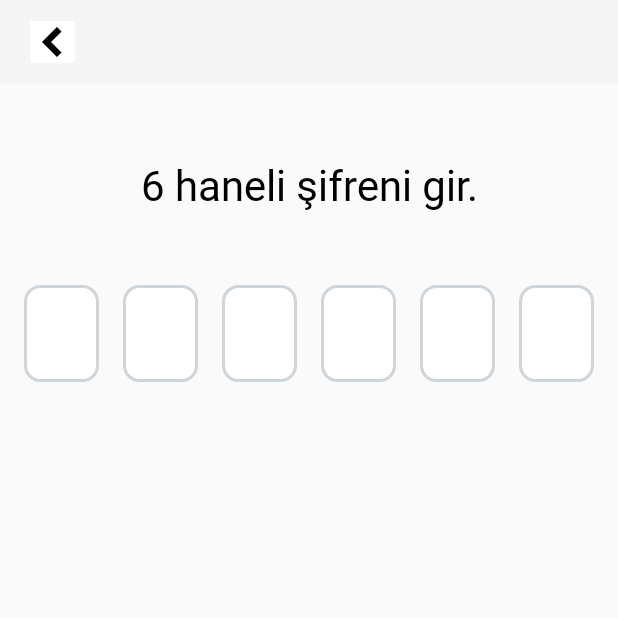
After one commit to MustafaKoceerr/PaparaUIClone, an Android app: the PasswordFragment screen opened through its navigation route, on a phone screen of 412 x 824 dp, the top half of it. The commit adds this screen. Run offline under Robolectric (Android 15) with nearby library versions, the phone set to English and light mode, and no system bars; our stand-ins replace navigation-ui; 1 statement that could not run was skipped.

Commit message:
password fragment logic and navigation back button logic added

```diff
--- /dev/null
+++ b/app/src/main/java/com/kocerlabs/paparauiclone/ui/auth/PasswordFragment.kt
@@ -0,0 +1,236 @@
+package com.kocerlabs.paparauiclone.ui.auth
+
+import android.os.Bundle
+import android.view.KeyEvent
+import android.view.LayoutInflater
+import android.view.View
+import android.view.View.OnKeyListener
+import android.view.ViewGroup
+import com.kocerlabs.paparauiclone.databinding.FragmentPasswordBinding
+import com.kocerlabs.paparauiclone.ui.base.BaseFragment
+import com.kocerlabs.paparauiclone.util.goToBack
+
+class PasswordFragment : BaseFragment<FragmentPasswordBinding>() {
+    val TAG = "PasswordFragment"
+    override fun getFragmentBinding(
+        inflater: LayoutInflater,
+        container: ViewGroup?
+    ): FragmentPasswordBinding = FragmentPasswordBinding.inflate(inflater, container, false)
+
+    override fun onViewCreated(view: View, savedInstanceState: Bundle?) {
+        super.onViewCreated(view, savedInstanceState)
+
+        binding!!.btnBack.setOnClickListener {
+            goToBack()
+        }
+
+        provideEditTextFunctionality()
+    }
+
+    private fun provideEditTextFunctionality() {
+        with(binding!!) {
+
+            linearPassword.setOnClickListener {
+                // todo eğer soft keyboard kapalıysa kaldığı yerden devam et,
+                // todo: eğer soft keyboard açıksa, bir işlem yapma.
+                when {
+
+                }
+            }
+
+            edtPass1.addTextChangedListener(object : CustomSAMTextWatcher {
+                override fun beforeTextChanged(
+                    s: CharSequence?,
+                    start: Int,
+                    count: Int,
+                    after: Int
+                ) {
+                    if (after == 1) {
+                        edtPass2.requestFocus()
+                        edtPass1.focusable = View.NOT_FOCUSABLE
+                    }
+                }
+            })
+
+
+            edtPass2.addTextChangedListener(object : CustomSAMTextWatcher {
+                override fun beforeTextChanged(
+                    s: CharSequence?,
+                    start: Int,
+                    count: Int,
+                    after: Int
+                ) {
+                    if (after == 1) {
+                        edtPass3.requestFocus()
+                        edtPass2.focusable = View.NOT_FOCUSABLE
+                    }
+                }
+            })
+
+            edtPass2.setSoftKeyListener(object : OnKeyListener {
+                override fun onKey(v: View?, keyCode: Int, event: KeyEvent?): Boolean {
+                    // doluyken silme işlemi yaparken önce burası,
+                    // sonra alt kısımdaki if'lerin içini,
+                    // sonra burasını tekrar,
+                    // en sonda beforeTextChanged'ı çalıştırıyor.
+
+                    // boşken silme işlemi yaparken
+                    // burası
+                    // aşağıdaki kod
+                    // sonra tekrar burası.
+                    // beforeTextChanged çalışmıyor
+
+                    if (keyCode == KeyEvent.KEYCODE_DEL) {
+                        // NOT: Burayı 1 kere çalıştırıyor.
+                        if (event?.action == KeyEvent.ACTION_DOWN) {
+                            if (edtPass2.text.toString().isNullOrEmpty()) {
+                                // focusu 1'e ata ve 1'in içindeki text'i sil.
+                                edtPass1.setText("")
+                                edtPass1.focusable = View.FOCUSABLE
+                                edtPass1.isFocusableInTouchMode = true
+                                edtPass1.requestFocus()
+                            }
+                            return true
+                        }
+                    }
+                    // Diğer tuşlar için super.onKey() çağrısı yapılır
+                    return false
+                }
+            })
+
+
+            edtPass3.addTextChangedListener(object : CustomSAMTextWatcher {
+                override fun beforeTextChanged(
+                    s: CharSequence?,
+                    start: Int,
+                    count: Int,
+                    after: Int
+                ) {
+                    if (after == 1) {
+                        edtPass4.requestFocus()
+                        edtPass3.focusable = View.NOT_FOCUSABLE
+                    }
+                }
+            })
+
+            edtPass3.setSoftKeyListener(object : OnKeyListener {
+                override fun onKey(v: View?, keyCode: Int, event: KeyEvent?): Boolean {
+
+                    if (keyCode == KeyEvent.KEYCODE_DEL) {
+                        if (event?.action == KeyEvent.ACTION_DOWN) {
+                            if (edtPass3.text.toString().isNullOrEmpty()) {
+                                edtPass2.setText("")
+                                edtPass2.focusable = View.FOCUSABLE
+                                edtPass2.isFocusableInTouchMode = true
+                                edtPass2.requestFocus()
+                            }
+                            return true
+                        }
+                    }
+                    // Diğer tuşlar için super.onKey() çağrısı yapılır
+                    return false
+                }
+            })
+
+
+            edtPass4.addTextChangedListener(object : CustomSAMTextWatcher {
+                override fun beforeTextChanged(
+                    s: CharSequence?,
+                    start: Int,
+                    count: Int,
+                    after: Int
+                ) {
+                    if (after == 1) {
+                        edtPass5.requestFocus()
+                        edtPass4.focusable = View.NOT_FOCUSABLE
+                    }
+                }
+            })
+
+            edtPass4.setSoftKeyListener(object : OnKeyListener {
+                override fun onKey(v: View?, keyCode: Int, event: KeyEvent?): Boolean {
+
+                    if (keyCode == KeyEvent.KEYCODE_DEL) {
+                        if (event?.action == KeyEvent.ACTION_DOWN) {
+                            if (edtPass4.text.toString().isNullOrEmpty()) {
+                                edtPass3.setText("")
+                                edtPass3.focusable = View.FOCUSABLE
+                                edtPass3.isFocusableInTouchMode = true
+                                edtPass3.requestFocus()
+                            }
+                            return true
+                        }
+                    }
+                    // Diğer tuşlar için super.onKey() çağrısı yapılır
+                    return false
+                }
+            })
+
+
+            edtPass5.addTextChangedListener(object : CustomSAMTextWatcher {
+                override fun beforeTextChanged(
+                    s: CharSequence?,
+                    start: Int,
+                    count: Int,
+                    after: Int
+                ) {
+                    if (after == 1) {
+                        edtPass6.requestFocus()
+                        edtPass5.focusable = View.NOT_FOCUSABLE
+                    }
+                }
+            })
+
+            edtPass5.setSoftKeyListener(object : OnKeyListener {
+                override fun onKey(v: View?, keyCode: Int, event: KeyEvent?): Boolean {
+
+                    if (keyCode == KeyEvent.KEYCODE_DEL) {
+                        if (event?.action == KeyEvent.ACTION_DOWN) {
+                            if (edtPass5.text.toString().isNullOrEmpty()) {
+                                edtPass4.setText("")
+                                edtPass4.focusable = View.FOCUSABLE
+                                edtPass4.isFocusableInTouchMode = true
+                                edtPass4.requestFocus()
+                            }
+                            return true
+                        }
+                    }
+                    // Diğer tuşlar için super.onKey() çağrısı yapılır
+                    return false
+                }
+            })
+
+            edtPass6.addTextChangedListener(object : CustomSAMTextWatcher {
+                override fun beforeTextChanged(
+                    s: CharSequence?,
+                    start: Int,
+                    count: Int,
+                    after: Int
+                ) {
+                    if (after == 1) {
+                        // todo view model'e istek at ve doğrulama yap
+                    }
+                }
+            })
+
+            edtPass6.setSoftKeyListener(object : OnKeyListener {
+                override fun onKey(v: View?, keyCode: Int, event: KeyEvent?): Boolean {
+
+                    if (keyCode == KeyEvent.KEYCODE_DEL) {
+                        if (event?.action == KeyEvent.ACTION_DOWN) {
+                            if (edtPass6.text.toString().isNullOrEmpty()) {
+                                edtPass5.setText("")
+                                edtPass5.focusable = View.FOCUSABLE
+                                edtPass5.isFocusableInTouchMode = true
+                                edtPass5.requestFocus()
+                            }
+                            return true
+                        }
+                    }
+                    // Diğer tuşlar için super.onKey() çağrısı yapılır
+                    return false
+                }
+            })
+        }
+    }
+}
--- a/app/src/main/java/com/kocerlabs/paparauiclone/util/Util.kt
+++ b/app/src/main/java/com/kocerlabs/paparauiclone/util/Util.kt
@@ -4,6 +4,10 @@ import androidx.fragment.app.Fragment
 import androidx.navigation.NavDirections
 import androidx.navigation.fragment.findNavController
 
-fun Fragment.navigateToOtherFragment(action: NavDirections) {
+fun Fragment.goToOtherFragment(action: NavDirections) {
     findNavController().navigate(action)
 }
+
+fun Fragment.goToBack() {
+    findNavController().popBackStack()  // Gerideki fragment'a dön
+}
--- /dev/null
+++ b/app/src/main/res/drawable/edt_txt_box_shape_bg.xml
@@ -0,0 +1,20 @@
+<?xml version="1.0" encoding="utf-8"?>
+<selector xmlns:android="http://schemas.android.com/apk/res/android">
+
+    <item android:state_focused="true">
+        <shape>
+            <solid android:color="@android:color/white" />
+            <stroke android:width="2dp" android:color="@color/papara_shimmer_box_reflect" />
+            <corners android:radius="10dp" />
+        </shape>
+    </item>
+
+    <item>
+        <shape>
+            <solid android:color="@android:color/white" />
+            <stroke android:width="2dp" android:color="@color/papara_text_input_clear_icon" />
+            <corners android:radius="10dp" />
+        </shape>
+    </item>
+
+</selector>
--- /dev/null
+++ b/app/src/main/res/drawable/ic_arrow_back.xml
@@ -0,0 +1,5 @@
+<?xml version="1.0" encoding="utf-8"?>
+<vector android:height="20.0dip" android:width="14.0dip" android:viewportWidth="14.0" android:viewportHeight="20.0"
+  xmlns:android="http://schemas.android.com/apk/res/android">
+    <path android:fillColor="@color/black" android:pathData="M9.9986,0L0,10L9.9986,20L13.0038,16.9948L6.0076,10L13.0038,3.0052L9.9986,0Z" />
+</vector>
--- a/app/src/main/res/layout/activity_main.xml
+++ b/app/src/main/res/layout/activity_main.xml
@@ -1,6 +1,6 @@
 <?xml version="1.0" encoding="utf-8"?>
 
-<LinearLayout xmlns:android="http://schemas.android.com/apk/res/android"
+<androidx.constraintlayout.widget.ConstraintLayout xmlns:android="http://schemas.android.com/apk/res/android"
     xmlns:app="http://schemas.android.com/apk/res-auto"
     xmlns:tools="http://schemas.android.com/tools"
     android:id="@+id/main"
@@ -14,10 +14,11 @@
         android:name="androidx.navigation.fragment.NavHostFragment"
         android:layout_width="match_parent"
         android:layout_height="0dp"
-        android:layout_weight="1"
         app:defaultNavHost="true"
-        app:layout_constraintBottom_toTopOf="@id/bottomNavigationView"
-        app:layout_constraintTop_toBottomOf="parent"
+        app:layout_constraintBottom_toBottomOf="@id/bottomNavigationView"
+        app:layout_constraintEnd_toEndOf="parent"
+        app:layout_constraintStart_toStartOf="parent"
+        app:layout_constraintTop_toTopOf="parent"
         app:navGraph="@navigation/nav_main" />
 
     <com.google.android.material.bottomnavigation.BottomNavigationView
@@ -27,6 +28,9 @@
         android:layout_gravity="bottom"
         android:background="@color/white"
         android:visibility="gone"
+        app:layout_constraintBottom_toBottomOf="parent"
+        app:layout_constraintEnd_toEndOf="parent"
+        app:layout_constraintStart_toStartOf="parent"
         app:menu="@menu/bottom_menu" />
 
-</LinearLayout>
+</androidx.constraintlayout.widget.ConstraintLayout>
--- /dev/null
+++ b/app/src/main/res/layout/fragment_password.xml
@@ -0,0 +1,98 @@
+<?xml version="1.0" encoding="utf-8"?>
+<androidx.constraintlayout.widget.ConstraintLayout xmlns:android="http://schemas.android.com/apk/res/android"
+    xmlns:app="http://schemas.android.com/apk/res-auto"
+    xmlns:tools="http://schemas.android.com/tools"
+    android:layout_width="match_parent"
+    android:layout_height="match_parent"
+    tools:context=".ui.auth.PasswordFragment">
+
+
+    <androidx.appcompat.widget.Toolbar
+        android:id="@+id/toolbar2"
+        android:layout_width="match_parent"
+        android:layout_height="wrap_content"
+        android:background="?attr/colorPrimary"
+        android:minHeight="?attr/actionBarSize"
+        android:theme="?attr/actionBarTheme"
+        app:layout_constraintEnd_toEndOf="parent"
+        app:layout_constraintStart_toStartOf="parent"
+        app:layout_constraintTop_toTopOf="parent">
+
+        <ImageButton
+            android:id="@+id/btnBack"
+            android:layout_width="wrap_content"
+            android:layout_height="wrap_content"
+            android:backgroundTint="@color/white"
+            android:src="@drawable/ic_arrow_back" />
+
+    </androidx.appcompat.widget.Toolbar>
+
+    <TextView
+        android:id="@+id/txtPassword"
+        style="@style/SideHeadingTextStyle"
+        android:layout_width="wrap_content"
+        android:layout_height="wrap_content"
+        android:text="@string/enter_password"
+        app:layout_constraintEnd_toEndOf="parent"
+        app:layout_constraintStart_toStartOf="parent"
+        app:layout_constraintTop_toBottomOf="@id/toolbar2" />
+
+
+    <LinearLayout
+        android:id="@+id/linearPassword"
+        android:layout_width="match_parent"
+        android:layout_height="wrap_content"
+        android:layout_marginHorizontal="8dp"
+        android:layout_marginTop="48dp"
+        android:gravity="center"
+        android:orientation="horizontal"
+        app:layout_constraintTop_toBottomOf="@id/txtPassword">
+
+        <EditText
+            android:id="@+id/edtPass1"
+            style="@style/PasswordEditTextStyle"
+            android:layout_width="0dp"
+            android:layout_height="wrap_content"
+            android:layout_marginEnd="8dp"
+            android:layout_weight="1" />
+
+        <com.kocerlabs.paparauiclone.ui.auth.WiseEditText
+            android:id="@+id/edtPass2"
+            style="@style/PasswordEditTextStyle"
+            android:layout_width="0dp"
+            android:layout_height="wrap_content"
+            android:layout_marginStart="8dp"
+            android:layout_marginEnd="8dp"
+            android:layout_weight="1" />
+
+        <com.kocerlabs.paparauiclone.ui.auth.WiseEditText
+            android:id="@+id/edtPass3"
+            style="@style/PasswordEditTextStyle"
+            android:layout_width="0dp"
+            android:layout_height="wrap_content"
+            android:layout_weight="1" />
+
+        <com.kocerlabs.paparauiclone.ui.auth.WiseEditText
+            android:id="@+id/edtPass4"
+            style="@style/PasswordEditTextStyle"
+            android:layout_width="0dp"
+            android:layout_height="wrap_content"
+            android:layout_weight="1" />
+
+        <com.kocerlabs.paparauiclone.ui.auth.WiseEditText
+            android:id="@+id/edtPass5"
+            style="@style/PasswordEditTextStyle"
+            android:layout_width="0dp"
+            android:layout_height="wrap_content"
+            android:layout_weight="1" />
+
+        <com.kocerlabs.paparauiclone.ui.auth.WiseEditText
+            android:id="@+id/edtPass6"
+            style="@style/PasswordEditTextStyle"
+            android:layout_width="0dp"
+            android:layout_height="wrap_content"
+            android:layout_weight="1" />
+
+
+    </LinearLayout>
+</androidx.constraintlayout.widget.ConstraintLayout>
--- a/app/src/main/res/layout/fragment_view_pager.xml
+++ b/app/src/main/res/layout/fragment_view_pager.xml
@@ -19,6 +19,7 @@
             android:layout_width="match_parent"
             android:layout_height="wrap_content"
             android:fontFamily="@font/papara_bold"
+            android:layout_gravity="bottom"
             android:gravity="center"
             android:text="@string/papara"
             android:textColor="@color/black"
--- a/app/src/main/res/navigation/nav_main.xml
+++ b/app/src/main/res/navigation/nav_main.xml
@@ -29,14 +29,19 @@
         android:id="@+id/loginFragment"
         android:name="com.kocerlabs.paparauiclone.ui.auth.LoginFragment"
         android:label="fragment_login"
-        tools:layout="@layout/fragment_login" >
+        tools:layout="@layout/fragment_login">
         <action
-            android:id="@+id/action_loginFragment_to_nav_account"
-            app:destination="@id/nav_account" />
+            android:id="@+id/loginFragment_to_passwordFragment"
+            app:destination="@id/passwordFragment" />
     </fragment>
     <fragment
         android:id="@+id/registerFragment"
         android:name="com.kocerlabs.paparauiclone.ui.auth.RegisterFragment"
         android:label="fragment_register"
         tools:layout="@layout/fragment_register" />
+    <fragment
+        android:id="@+id/passwordFragment"
+        android:name="com.kocerlabs.paparauiclone.ui.auth.PasswordFragment"
+        android:label="fragment_password"
+        tools:layout="@layout/fragment_password" />
 </navigation>
--- a/app/src/main/res/values/strings.xml
+++ b/app/src/main/res/values/strings.xml
@@ -27,5 +27,6 @@
     <string name="hint_register">Cep telefonu numarası</string>
     <string name="register_detail_txt">Cep telefonu numaran ya da Google hesabından biriyle hesap aç.</string>
     <string name="register_signup_google">Google ile Hesap Oluştur</string>
+    <string name="enter_password">6 haneli şifreni gir.</string>
 
 </resources>
--- a/app/src/main/res/values/styles.xml
+++ b/app/src/main/res/values/styles.xml
@@ -22,4 +22,30 @@
         <item name="android:textSize">32sp</item>
         <item name="android:textStyle">bold</item>
     </style>
+
+    <style name="SideHeadingTextStyle">
+        <item name="android:layout_marginTop">48dp</item>
+        <item name="android:fontFamily">@font/papara_bold</item>
+        <item name="android:gravity">center</item>
+        <item name="android:textColor">@color/black</item>
+        <item name="android:textSize">28sp</item>
+    </style>
+
+    <style name="AuthDetailTextStyle">
+        <item name="android:layout_marginHorizontal">12dp</item>
+        <item name="android:layout_marginTop">12dp</item>
+        <item name="android:gravity">center</item>
+        <item name="android:textSize">18sp</item>
+    </style>
+
+    <style name="PasswordEditTextStyle">
+        <item name="android:inputType">number</item>
+        <item name="android:maxLength">1</item>
+        <item name="android:background">@drawable/edt_txt_box_shape_bg</item>
+        <item name="android:textSize">24sp</item>
+        <item name="android:paddingVertical">16dp</item>
+        <item name="android:gravity">center</item>
+        <item name="android:layout_marginEnd">8dp</item>
+        <item name="android:layout_marginStart">8dp</item>
+    </style>
 </resources>
```
Also changed, not shown: app/src/main/java/com/kocerlabs/paparauiclone/ui/auth/CustomSAMTextWatcher.kt (added, +13 -0 lines), app/src/main/java/com/kocerlabs/paparauiclone/ui/auth/LoginFragment.kt (+8 -0 lines), app/src/main/java/com/kocerlabs/paparauiclone/ui/auth/RegisterFragment.kt (+10 -0 lines), app/src/main/java/com/kocerlabs/paparauiclone/ui/auth/WiseEditText.kt (added, +54 -0 lines), app/src/main/res/layout/fragment_login.xml (+25 -11 lines), app/src/main/res/layout/fragment_register.xml (+23 -11 lines).
